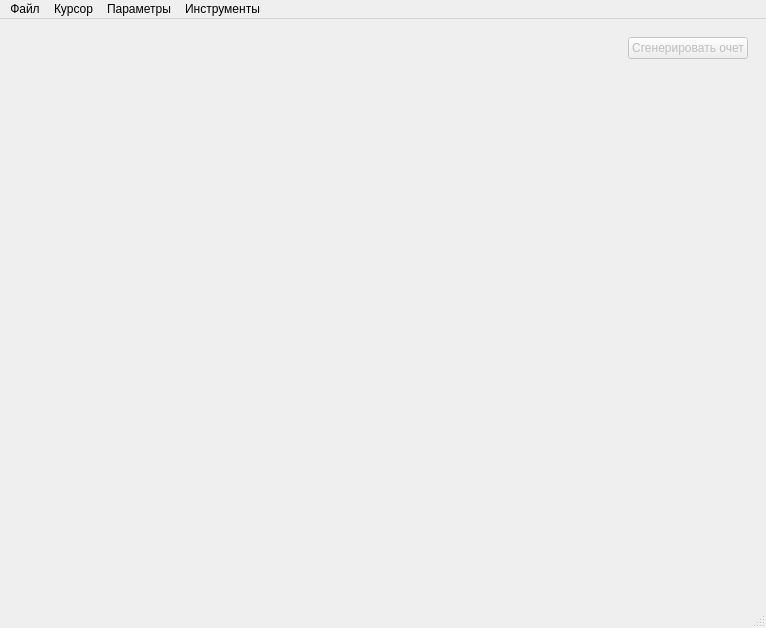
This is form_ui/mainwindow.ui in eugesh/signal_plotter as Qt 5 draws it before an edit. The edited form follows.
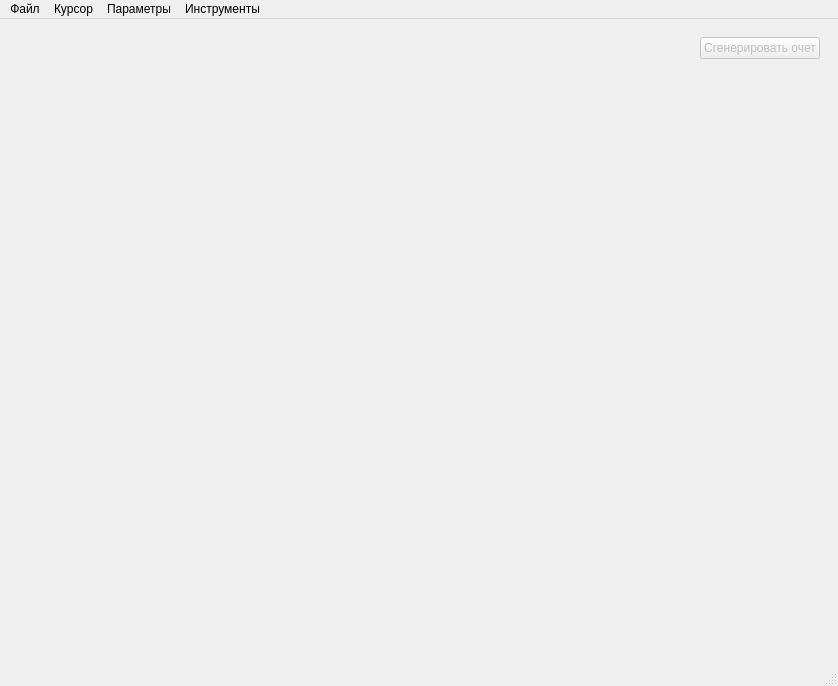
This is the edited form. Custom widgets are drawn as their Qt base class.

Commit message: GUI for curve fitting. Todo: adjust parameters.

Patch:
```diff
--- a/form_ui/mainwindow.ui
+++ b/form_ui/mainwindow.ui
@@ -9,8 +9,8 @@
    <rect>
     <x>0</x>
     <y>0</y>
-    <width>766</width>
-    <height>628</height>
+    <width>838</width>
+    <height>686</height>
    </rect>
   </property>
   <property name="acceptDrops">
@@ -143,7 +143,7 @@
     <rect>
      <x>0</x>
      <y>0</y>
-     <width>766</width>
+     <width>838</width>
      <height>22</height>
     </rect>
    </property>
```
Left out of the diff: 12 changed lines with no effect on the pictures. The commit also changes 2 other files.
